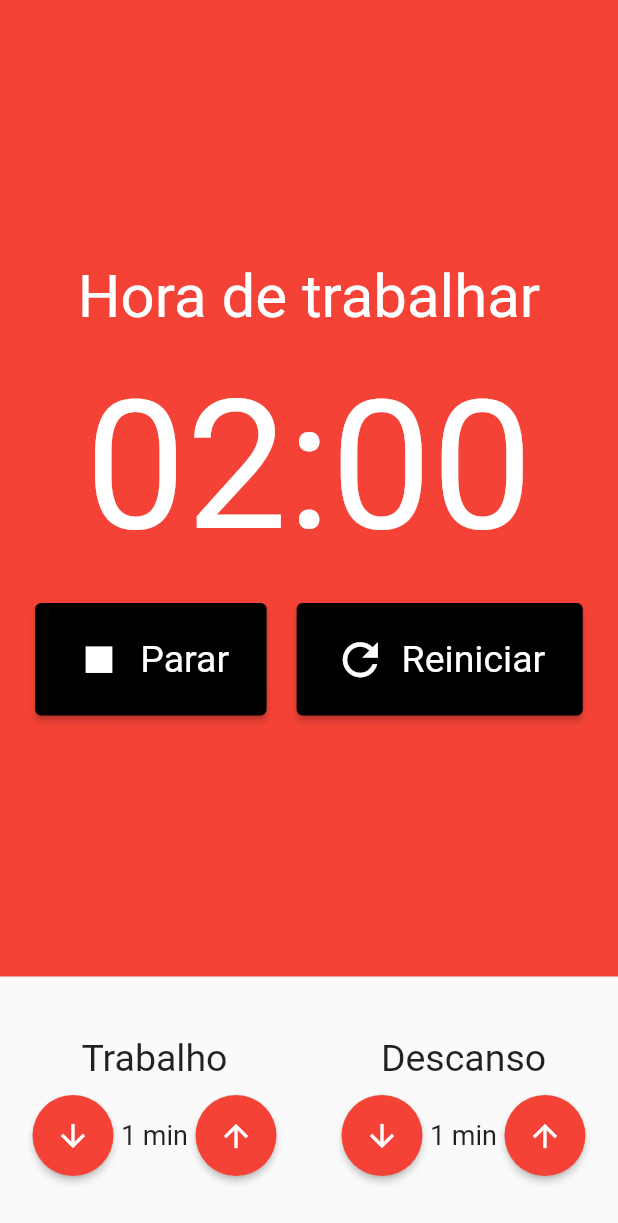
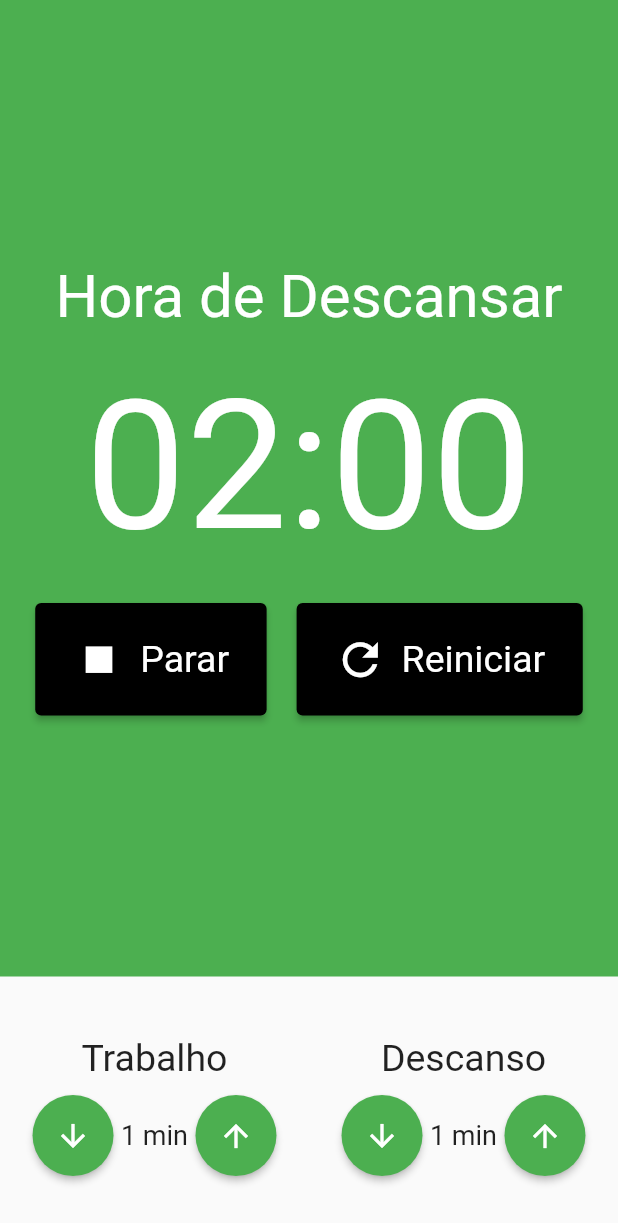
Before and after one commit to oscarbfs/Pomodoro_mobx, a Flutter app: the screen it shows after launch, after a tap on "Iniciar", on a phone screen of 412 x 824 dp. Shown: the top 1223 px of the screen. Run offline on Flutter 3.47's test engine with Material 2 defaults, Android fonts, the phone set to English and light mode, and no system bars; our stand-ins replace flutter_mobx, mobx; generated files the repository leaves out were written again.

Commit message:
Pomodoro Store #03

```diff
--- a/lib/components/cronometro.dart
+++ b/lib/components/cronometro.dart
@@ -13,12 +13,12 @@ class Cronometro extends StatelessWidget {
     final store = Provider.of<PomodoroStore>(context);
 
     return Container(
-      color: Colors.red,
+      color: store.estaTrabalhando() ? Colors.red : Colors.green,
       child: Column(
         mainAxisAlignment: MainAxisAlignment.center,
         children: [
           Text(
-            'Hora de trabalhar',
+            store.estaTrabalhando() ? 'Hora de Trabalhar' : 'Hora de Descansar',
             style: const TextStyle(
               fontSize: 40,
               color: Colors.white,
--- a/lib/components/entrada_tempo.dart
+++ b/lib/components/entrada_tempo.dart
@@ -1,4 +1,6 @@
 import 'package:flutter/material.dart';
+import 'package:pomodoro/store/pomodoro.store.dart';
+import 'package:provider/provider.dart';
 
 class EntradaTempo extends StatelessWidget {
   final String titulo;
@@ -16,6 +18,7 @@ class EntradaTempo extends StatelessWidget {
 
   @override
   Widget build(BuildContext context) {
+    final store = Provider.of<PomodoroStore>(context);
     return Column(
       crossAxisAlignment: CrossAxisAlignment.center,
       children: [
@@ -38,7 +41,7 @@ class EntradaTempo extends StatelessWidget {
               style: ElevatedButton.styleFrom(
                 shape: CircleBorder(),
                 padding: EdgeInsets.all(15),
-                primary: Colors.red,
+                primary: store.estaTrabalhando() ? Colors.red : Colors.green,
               ),
             ),
             Text(
@@ -56,7 +59,7 @@ class EntradaTempo extends StatelessWidget {
               style: ElevatedButton.styleFrom(
                 shape: CircleBorder(),
                 padding: EdgeInsets.all(15),
-                primary: Colors.red,
+                primary: store.estaTrabalhando() ? Colors.red : Colors.green,
               ),
             ),
           ],
--- a/lib/store/pomodoro.store.dart
+++ b/lib/store/pomodoro.store.dart
@@ -2,6 +2,8 @@ import 'package:mobx/mobx.dart';
 
 part 'pomodoro.store.g.dart';
 class PomodoroStore = _PomodoroStore with _$PomodoroStore;
+
+enum TipoIntervalo { TRABALHO, DESCANSO}
 
 abstract class _PomodoroStore with Store {
   @observable
@@ -18,6 +20,9 @@ abstract class _PomodoroStore with Store {
 
   @observable
   int tempoDescanso = 1;
+
+  @observable
+  TipoIntervalo tipoIntervalo = TipoIntervalo.DESCANSO;
 
   @action
   void incrementarTempoTrabalho() {
@@ -52,4 +57,12 @@ abstract class _PomodoroStore with Store {
   void decrementarTempoDescanso() {
     tempoDescanso--;
   }
+
+  bool estaTrabalhando() {
+    return tipoIntervalo == TipoIntervalo.TRABALHO;
+  }
+
+  bool estaDescansando() {
+    return tipoIntervalo == TipoIntervalo.DESCANSO;
+  }
 }
```
Also changed, not shown: lib/store/pomodoro.store.g.dart.
